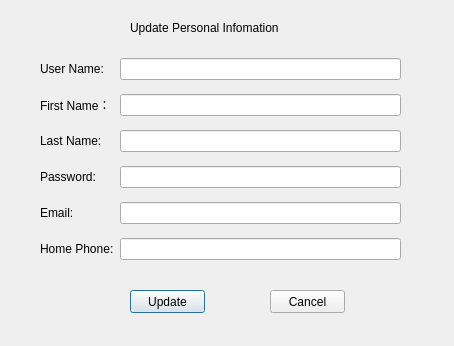
Qt form UI/UpdateInfo_Dialog.ui (tongzhou-us/Movie-Ticket-Booking-System) before a commit.
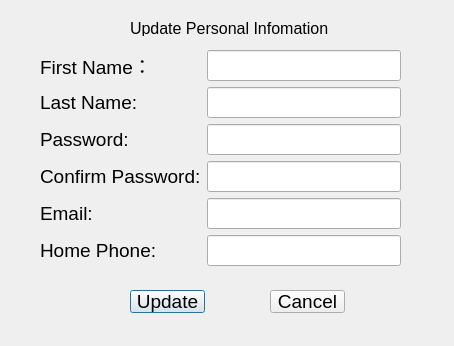
The same form after that commit.

```diff
--- a/UI/UpdateInfo_Dialog.ui
+++ b/UI/UpdateInfo_Dialog.ui
@@ -10,6 +10,11 @@
     <height>346</height>
    </rect>
   </property>
+  <property name="font">
+   <font>
+    <pointsize>14</pointsize>
+   </font>
+  </property>
   <property name="windowTitle">
    <string>UpdateInfo</string>
   </property>
@@ -22,6 +27,15 @@
      <height>16</height>
     </rect>
    </property>
+   <property name="font">
+    <font>
+     <family>MS Shell Dlg 2</family>
+     <pointsize>12</pointsize>
+     <weight>50</weight>
+     <italic>false</italic>
+     <bold>false</bold>
+    </font>
+   </property>
    <property name="styleSheet">
     <string notr="true">font: 12pt &quot;MS Shell Dlg 2&quot;;</string>
    </property>
@@ -39,19 +53,8 @@
     </rect>
    </property>
    <layout class="QGridLayout" name="gridLayout">
-    <item row="1" column="0">
-     <widget class="QLabel" name="UpdateFirstName_Label">
-      <property name="text">
-       <string>First Name：</string>
-      </property>
-     </widget>
-    </item>
-    <item row="0" column="0">
-     <widget class="QLabel" name="UpdateUserName_Label">
-      <property name="text">
-       <string>User Name:</string>
-      </property>
-     </widget>
+    <item row="1" column="1">
+     <widget class="QLineEdit" name="UpdateLastName_LineEdit"/>
     </item>
     <item row="4" column="0">
      <widget class="QLabel" name="UpdateEmail_Label">
@@ -60,13 +63,36 @@
       </property>
      </widget>
     </item>
-    <item row="3" column="0">
+    <item row="5" column="1">
+     <widget class="QLineEdit" name="UpdateHomePhone_LineEdit"/>
+    </item>
+    <item row="4" column="1">
+     <widget class="QLineEdit" name="UpdateEmail_LineEdit"/>
+    </item>
+    <item row="1" column="0">
+     <widget class="QLabel" name="UpdateLastName_Label">
+      <property name="text">
+       <string>Last Name:</string>
+      </property>
+     </widget>
+    </item>
+    <item row="2" column="0">
      <widget class="QLabel" name="UpdatePwd_Label">
       <property name="text">
        <string>Password:</string>
       </property>
      </widget>
     </item>
+    <item row="0" column="0">
+     <widget class="QLabel" name="UpdateFirstName_Label">
+      <property name="text">
+       <string>First Name：</string>
+      </property>
+     </widget>
+    </item>
+    <item row="0" column="1">
+     <widget class="QLineEdit" name="UpdatefirstName_LineEdit"/>
+    </item>
     <item row="5" column="0">
      <widget class="QLabel" name="UpdateHomePhone_Label">
       <property name="text">
@@ -74,28 +100,24 @@
       </property>
      </widget>
     </item>
-    <item row="0" column="1">
-     <widget class="QLineEdit" name="UpdateUserName_LineEdit"/>
-    </item>
-    <item row="1" column="1">
-     <widget class="QLineEdit" name="UpdatefirstName_LineEdit"/>
-    </item>
     <item row="2" column="1">
-     <widget class="QLineEdit" name="UpdateLastName_LineEdit"/>
+     <widget class="QLineEdit" name="UpdatePwd_LineEdit">
+      <property name="echoMode">
+       <enum>QLineEdit::Password</enum>
+      </property>
+     </widget>
+    </item>
+    <item row="3" column="0">
+     <widget class="QLabel" name="Update_ConfirmPwd_Label">
+      <property name="text">
+       <string>Confirm Password:</string>
+      </property>
+     </widget>
     </item>
     <item row="3" column="1">
-     <widget class="QLineEdit" name="UpdatePwd_LineEdit"/>
-    </item>
-    <item row="4" column="1">
-     <widget class="QLineEdit" name="UpdateEmail_LineEdit"/>
-    </item>
-    <item row="5" column="1">
-     <widget class="QLineEdit" name="UpdateHomePhone_LineEdit"/>
-    </item>
-    <item row="2" column="0">
-     <widget class="QLabel" name="UpdateLastName_Label">
-      <property name="text">
-       <string>Last Name:</string>
+     <widget class="QLineEdit" name="Update_ConfirmPwd_LineEdit">
+      <property name="echoMode">
+       <enum>QLineEdit::Password</enum>
       </property>
      </widget>
     </item>
```
